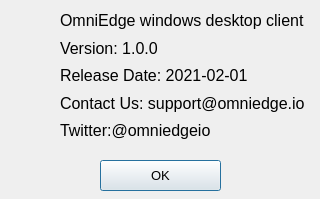
Before: the Qt Designer form aboutdialog.ui in omniedgeio/omniedge-windows, drawn with Qt 5.
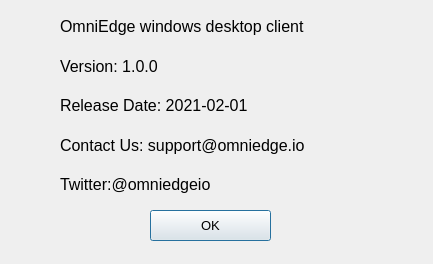
After: the same form once the commit is applied. Icons and pictures are not drawn.

```diff
--- a/aboutdialog.ui
+++ b/aboutdialog.ui
@@ -9,8 +9,8 @@
    <rect>
     <x>0</x>
     <y>0</y>
-    <width>320</width>
-    <height>199</height>
+    <width>433</width>
+    <height>264</height>
    </rect>
   </property>
   <property name="sizePolicy">
@@ -21,8 +21,8 @@
   </property>
   <property name="maximumSize">
    <size>
-    <width>320</width>
-    <height>199</height>
+    <width>640</width>
+    <height>400</height>
    </size>
   </property>
   <property name="windowTitle">
@@ -36,8 +36,8 @@
     <rect>
      <x>60</x>
      <y>10</y>
-     <width>251</width>
-     <height>131</height>
+     <width>351</width>
+     <height>191</height>
     </rect>
    </property>
    <layout class="QGridLayout" name="gridLayout">
@@ -132,8 +132,8 @@
   <widget class="QPushButton" name="okButton">
    <property name="geometry">
     <rect>
-     <x>100</x>
-     <y>160</y>
+     <x>150</x>
+     <y>210</y>
      <width>121</width>
      <height>31</height>
     </rect>
```
